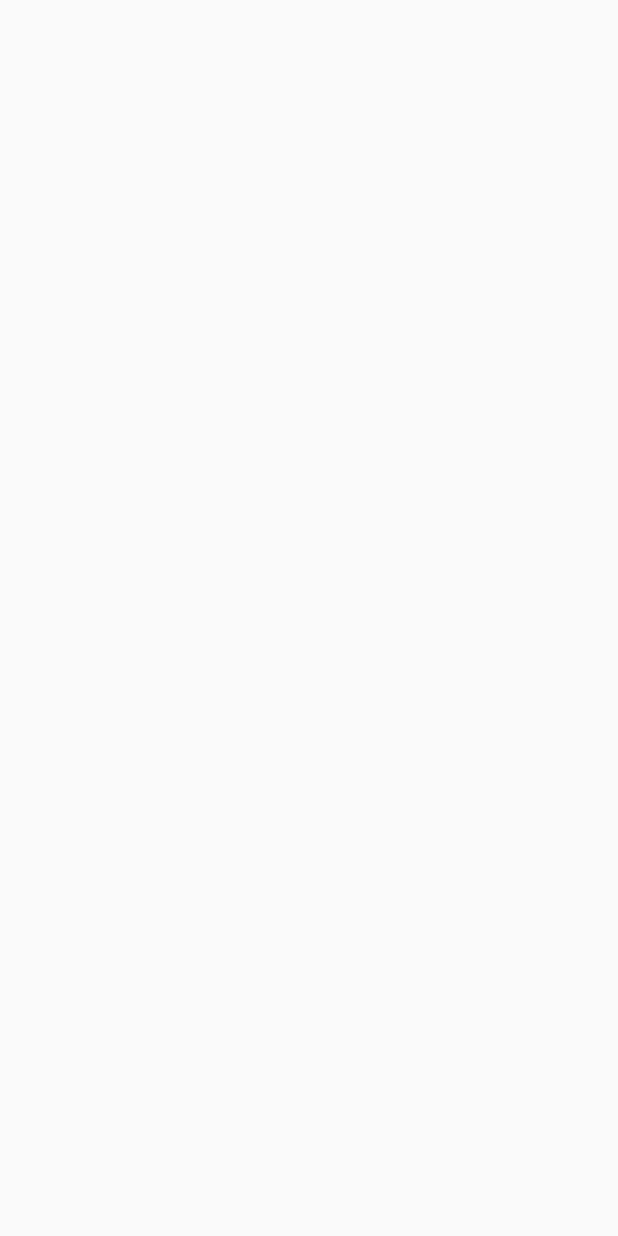
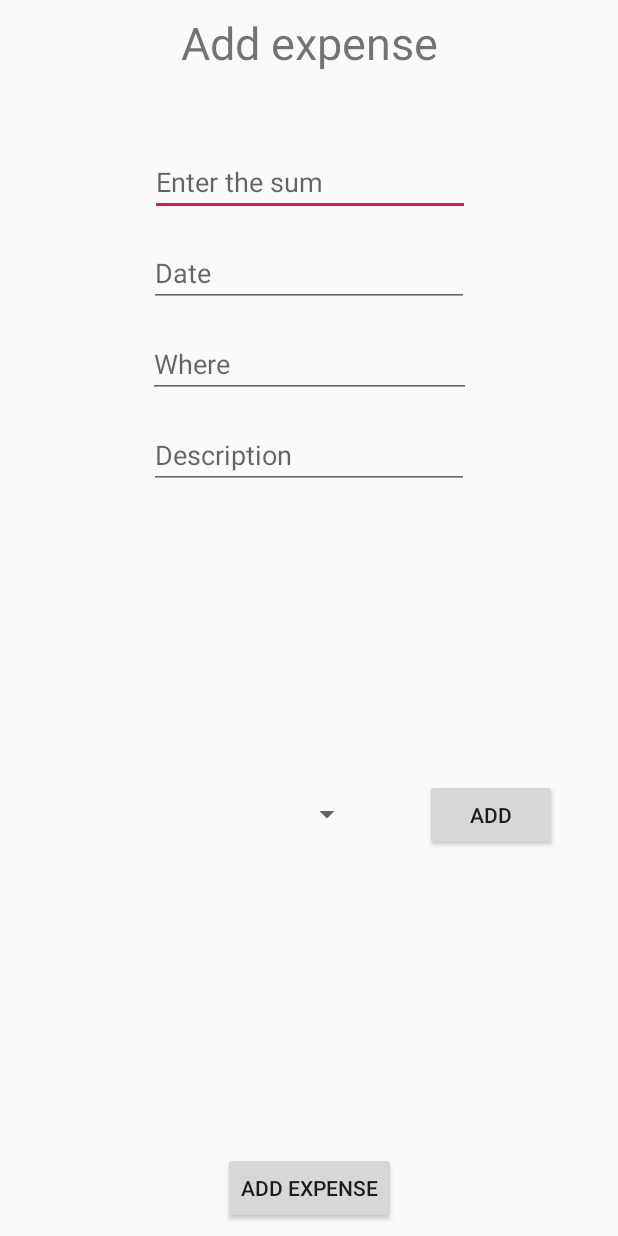
Before and after one commit to Andreas-Harnes/Android_G21, an Android app: the InputActivity screen opened directly, with no data from a screen before it, on a phone screen of 412 x 824 dp. Before the commit the screen is empty. Run offline under Robolectric (Android 15) with nearby library versions, the phone set to English and light mode, and no system bars.

Commit message:
Har lagd layout for InputActivity

```diff
--- a/BudgetApp/app/src/main/res/layout/activity_input.xml
+++ b/BudgetApp/app/src/main/res/layout/activity_input.xml
@@ -6,4 +6,109 @@
     android:layout_height="match_parent"
     tools:context=".InputActivity">
 
+    <Button
+        android:id="@+id/btnRegister"
+        android:layout_width="wrap_content"
+        android:layout_height="wrap_content"
+        android:layout_marginStart="8dp"
+        android:layout_marginEnd="8dp"
+        android:layout_marginBottom="8dp"
+        android:text="Add expense"
+        app:layout_constraintBottom_toBottomOf="parent"
+        app:layout_constraintEnd_toEndOf="parent"
+        app:layout_constraintStart_toStartOf="parent" />
+
+    <EditText
+        android:id="@+id/numPrice"
+        android:layout_width="wrap_content"
+        android:layout_height="wrap_content"
+        android:layout_marginStart="8dp"
+        android:layout_marginTop="50dp"
+        android:layout_marginEnd="8dp"
+        android:ems="10"
+        android:hint="Enter the sum"
+        android:inputType="number"
+        app:layout_constraintEnd_toEndOf="parent"
+        app:layout_constraintHorizontal_bias="0.503"
+        app:layout_constraintStart_toStartOf="parent"
+        app:layout_constraintTop_toBottomOf="@+id/txtHeadline" />
+
+    <EditText
+        android:id="@+id/datePurchaseDate"
+        android:layout_width="wrap_content"
+        android:layout_height="wrap_content"
+        android:layout_marginStart="8dp"
+        android:layout_marginTop="15dp"
+        android:layout_marginEnd="8dp"
+        android:ems="10"
+        android:hint="Date"
+        android:inputType="date"
+        app:layout_constraintEnd_toEndOf="parent"
+        app:layout_constraintStart_toStartOf="parent"
+        app:layout_constraintTop_toBottomOf="@+id/numPrice" />
+
+    <EditText
+        android:id="@+id/txtLocation"
+        android:layout_width="215dp"
+        android:layout_height="wrap_content"
+        android:layout_marginStart="8dp"
+        android:layout_marginTop="15dp"
+        android:layout_marginEnd="8dp"
+        android:ems="10"
+        android:hint="Where"
+        android:inputType="textPersonName"
+        app:layout_constraintEnd_toEndOf="parent"
+        app:layout_constraintStart_toStartOf="parent"
+        app:layout_constraintTop_toBottomOf="@+id/datePurchaseDate" />
+
+    <EditText
+        android:id="@+id/txtDescription"
+        android:layout_width="wrap_content"
+        android:layout_height="wrap_content"
+        android:layout_marginStart="8dp"
+        android:layout_marginTop="15dp"
+        android:layout_marginEnd="8dp"
+        android:ems="10"
+        android:hint="Description"
+        android:inputType="textMultiLine"
+        app:layout_constraintEnd_toEndOf="parent"
+        app:layout_constraintStart_toStartOf="parent"
+        app:layout_constraintTop_toBottomOf="@+id/txtLocation" />
+
+    <Spinner
+        android:id="@+id/drpCategory"
+        android:layout_width="234dp"
+        android:layout_height="39dp"
+        android:layout_marginStart="8dp"
+        android:layout_marginBottom="8dp"
+        app:layout_constraintBottom_toTopOf="@+id/btnRegister"
+        app:layout_constraintStart_toStartOf="parent"
+        app:layout_constraintTop_toBottomOf="@+id/txtDescription" />
+
+    <Button
+        android:id="@+id/btnAddCategory"
+        android:layout_width="wrap_content"
+        android:layout_height="wrap_content"
+        android:layout_marginStart="8dp"
+        android:layout_marginEnd="8dp"
+        android:layout_marginBottom="8dp"
+        android:text="Add"
+        app:layout_constraintBottom_toTopOf="@+id/btnRegister"
+        app:layout_constraintEnd_toEndOf="parent"
+        app:layout_constraintStart_toEndOf="@+id/drpCategory"
+        app:layout_constraintTop_toBottomOf="@+id/txtDescription" />
+
+    <TextView
+        android:id="@+id/txtHeadline"
+        android:layout_width="wrap_content"
+        android:layout_height="wrap_content"
+        android:layout_marginStart="8dp"
+        android:layout_marginTop="8dp"
+        android:layout_marginEnd="8dp"
+        android:text="Add expense"
+        android:textSize="30dp"
+        app:layout_constraintEnd_toEndOf="parent"
+        app:layout_constraintStart_toStartOf="parent"
+        app:layout_constraintTop_toTopOf="parent" />
+
 </android.support.constraint.ConstraintLayout>
```
